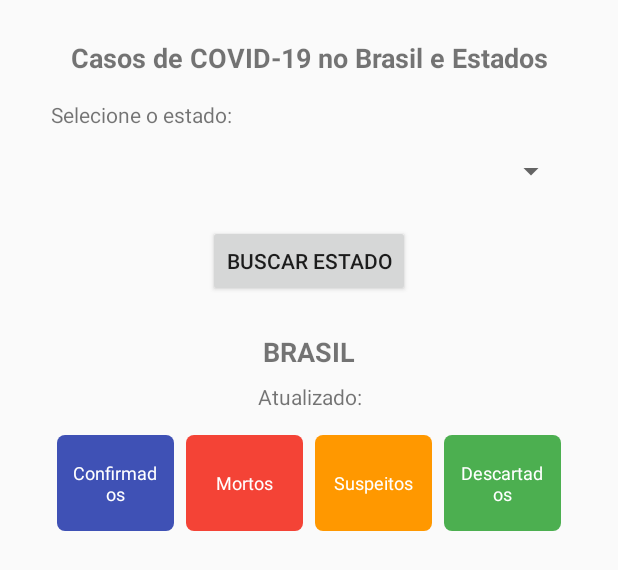
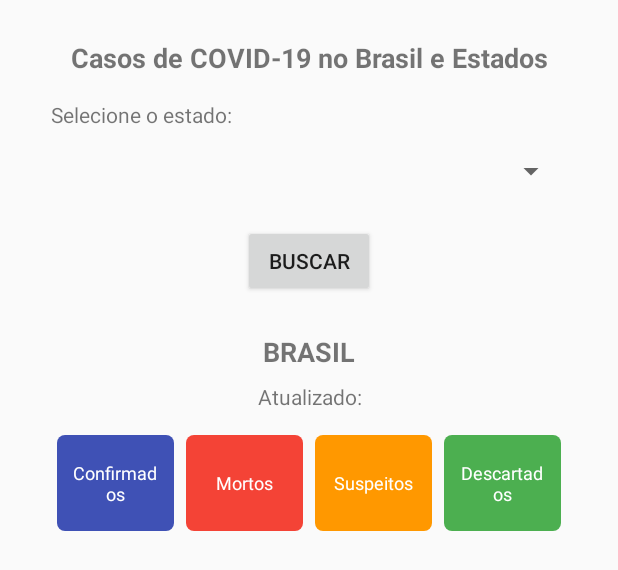
Before and after one commit to matheuskaio/Projeto1-Disciplina-Desenvolvimento-Mobile, an Android app: the layout activity_main.xml on its own in the app's theme, with its tools: preview values and no code run, on a phone screen of 412 x 824 dp. Shown: the top 570 px of the screen. Run offline under Robolectric (Android 15) with nearby library versions, the phone set to English and light mode, and no system bars; Roboto replaces fonts that are not available here.

Commit message:
Finalizando Projeto 1

```diff
--- a/app/src/main/res/layout/activity_main.xml
+++ b/app/src/main/res/layout/activity_main.xml
@@ -49,7 +49,7 @@
             android:layout_height="wrap_content"
             android:layout_marginTop="16dp"
             android:layout_marginBottom="16dp"
-            android:text="Buscar Estado" />
+            android:text="Buscar" />
 
         <TextView
             android:id="@+id/textView12"
```
Also changed, not shown: app/src/main/java/com/example/app_covid_19/MainActivity.java (+4 -18 lines).
